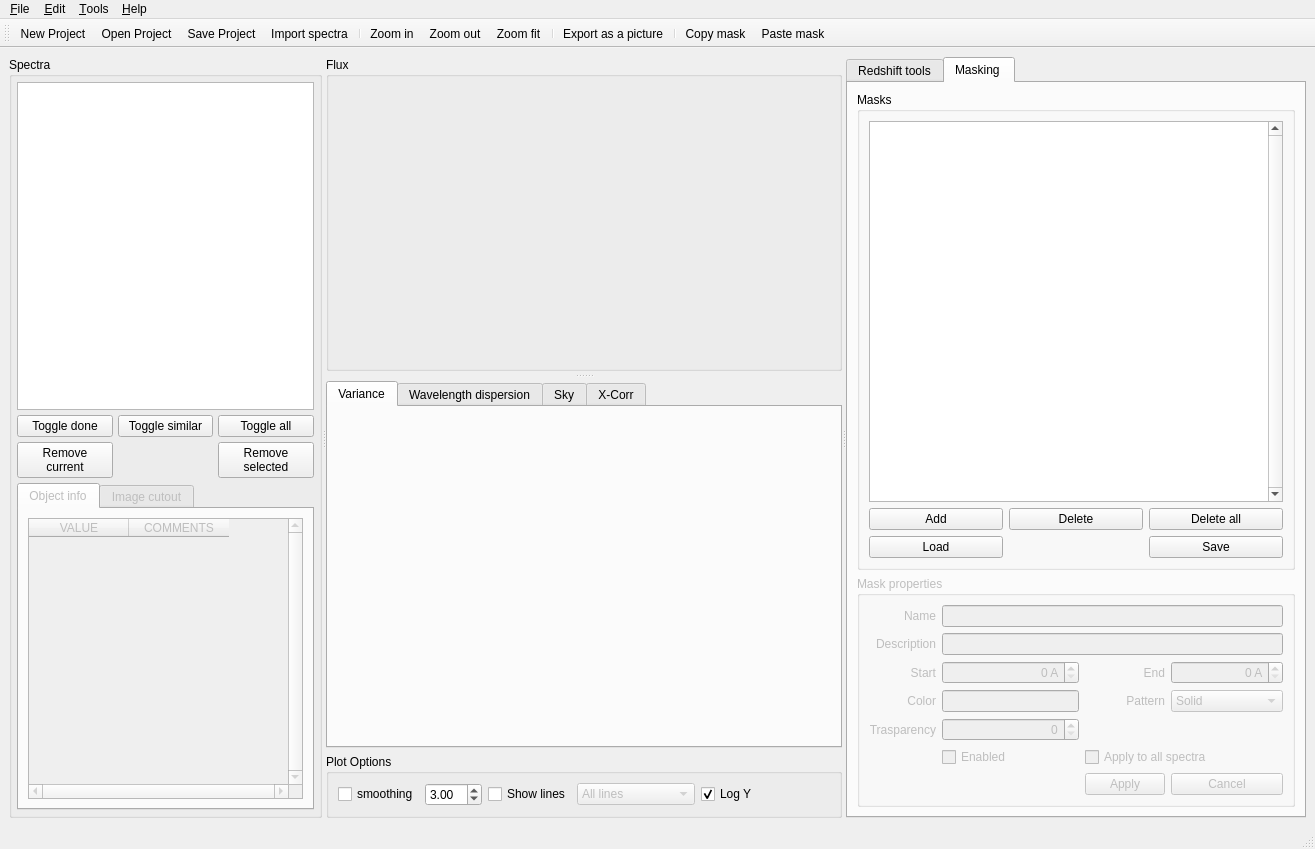
First picture: the form in src/redmost/ui/main_window.ui, repository mauritiusdadd/redmost, before the edit.
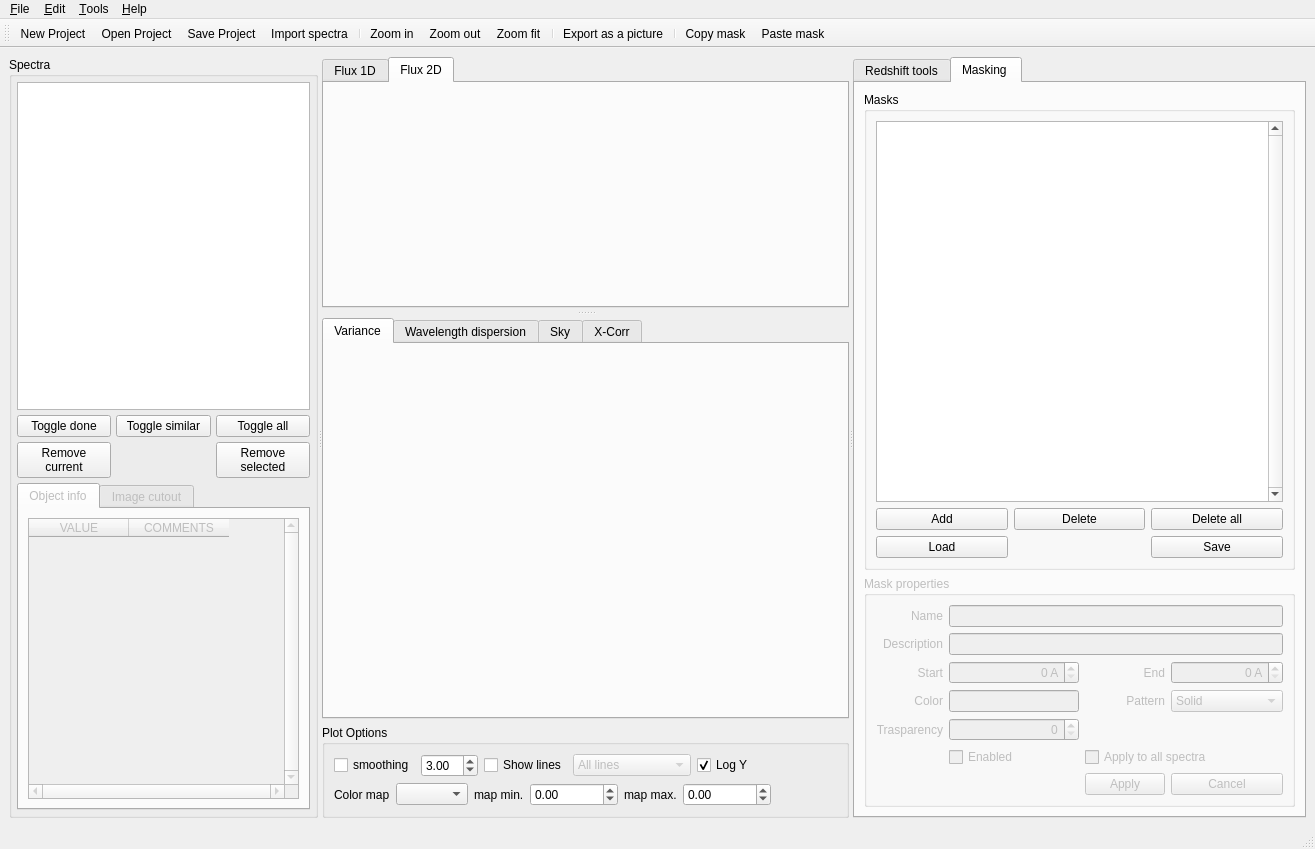
Second picture: the form after the edit. The open tabs and pages were chosen to show the change. Icons and pictures are not drawn.

Diff of the .ui file:
```diff
--- a/src/redmost/ui/main_window.ui
+++ b/src/redmost/ui/main_window.ui
@@ -216,19 +216,20 @@
           <property name="handleWidth">
            <number>10</number>
           </property>
-          <widget class="QGroupBox" name="flux_group_box">
+          <widget class="QTabWidget" name="flux_tabwidget">
            <property name="sizePolicy">
             <sizepolicy hsizetype="Expanding" vsizetype="Expanding">
              <horstretch>0</horstretch>
              <verstretch>0</verstretch>
             </sizepolicy>
            </property>
-           <property name="title">
-            <string>Flux</string>
+           <property name="currentIndex">
+            <number>0</number>
            </property>
-           <property name="flat">
-            <bool>false</bool>
-           </property>
+           <widget class="QWidget" name="flux_tab_1d">
+            <attribute name="title">
+             <string>Flux 1D</string>
+            </attribute>
            <layout class="QGridLayout" name="fluxGroupBoxGridLayout">
             <property name="leftMargin">
              <number>0</number>
@@ -253,10 +254,76 @@
                 <verstretch>0</verstretch>
                </sizepolicy>
               </property>
-              <layout class="QGridLayout" name="flux_widget_layout"/>
+               <layout class="QGridLayout" name="flux_widget_layout_1d">
+                <property name="leftMargin">
+                 <number>0</number>
+                </property>
+                <property name="topMargin">
+                 <number>0</number>
+                </property>
+                <property name="rightMargin">
+                 <number>0</number>
+                </property>
+                <property name="bottomMargin">
+                 <number>0</number>
+                </property>
+                <property name="spacing">
+                 <number>0</number>
+                </property>
+               </layout>
              </widget>
             </item>
            </layout>
+           </widget>
+           <widget class="QWidget" name="flux_tab_2d">
+            <attribute name="title">
+             <string>Flux 2D</string>
+            </attribute>
+            <layout class="QGridLayout" name="gridLayout_8">
+             <property name="leftMargin">
+              <number>0</number>
+             </property>
+             <property name="topMargin">
+              <number>0</number>
+             </property>
+             <property name="rightMargin">
+              <number>0</number>
+             </property>
+             <property name="bottomMargin">
+              <number>0</number>
+             </property>
+             <property name="spacing">
+              <number>0</number>
+             </property>
+             <item row="0" column="0">
+              <widget class="QWidget" name="flux_container_widget_2d" native="true">
+               <property name="sizePolicy">
+                <sizepolicy hsizetype="Expanding" vsizetype="Expanding">
+                 <horstretch>0</horstretch>
+                 <verstretch>0</verstretch>
+                </sizepolicy>
+               </property>
+               <layout class="QGridLayout" name="flux_widget_layout_2d">
+                <property name="leftMargin">
+                 <number>0</number>
+                </property>
+                <property name="topMargin">
+                 <number>0</number>
+                </property>
+                <property name="rightMargin">
+                 <number>0</number>
+                </property>
+                <property name="bottomMargin">
+                 <number>0</number>
+                </property>
+                <property name="spacing">
+                 <number>0</number>
+                </property>
+               </layout>
+              </widget>
+             </item>
+            </layout>
+           </widget>
           </widget>
           <widget class="QTabWidget" name="other_charts_tab_widget">
            <property name="sizePolicy">
@@ -443,6 +510,67 @@
              </item>
             </layout>
            </item>
+           <item>
+            <layout class="QGridLayout" name="grid_layout_9">
+             <item row="0" column="4">
+              <widget class="QDoubleSpinBox" name="cmap_min_dspinbox">
+               <property name="minimum">
+                <double>-999999999.000000000000000</double>
+               </property>
+               <property name="maximum">
+                <double>999999999.000000000000000</double>
+               </property>
+              </widget>
+             </item>
+             <item row="0" column="5">
+              <widget class="QLabel" name="label_19">
+               <property name="text">
+                <string>map max.</string>
+               </property>
+              </widget>
+             </item>
+             <item row="0" column="0">
+              <widget class="QLabel" name="label_20">
+               <property name="text">
+                <string>Color map</string>
+               </property>
+              </widget>
+             </item>
+             <item row="0" column="1" colspan="2">
+              <widget class="QComboBox" name="cmap_combo_box"/>
+             </item>
+             <item row="0" column="3">
+              <widget class="QLabel" name="label_18">
+               <property name="text">
+                <string>map min.</string>
+               </property>
+              </widget>
+             </item>
+             <item row="0" column="6">
+              <widget class="QDoubleSpinBox" name="cmap_max_dspinbox">
+               <property name="minimum">
+                <double>-999999999.000000000000000</double>
+               </property>
+               <property name="maximum">
+                <double>999999999.000000000000000</double>
+               </property>
+              </widget>
+             </item>
+             <item row="0" column="7">
+              <spacer name="horizontalSpacer">
+               <property name="orientation">
+                <enum>Qt::Orientation::Horizontal</enum>
+               </property>
+               <property name="sizeHint" stdset="0">
+                <size>
+                 <width>40</width>
+                 <height>20</height>
+                </size>
+               </property>
+              </spacer>
+             </item>
+            </layout>
+           </item>
           </layout>
          </widget>
         </item>
```
Left out of the diff: 4 changed lines with no effect on the pictures. Lines whose indentation alone changed are shown as unchanged.
